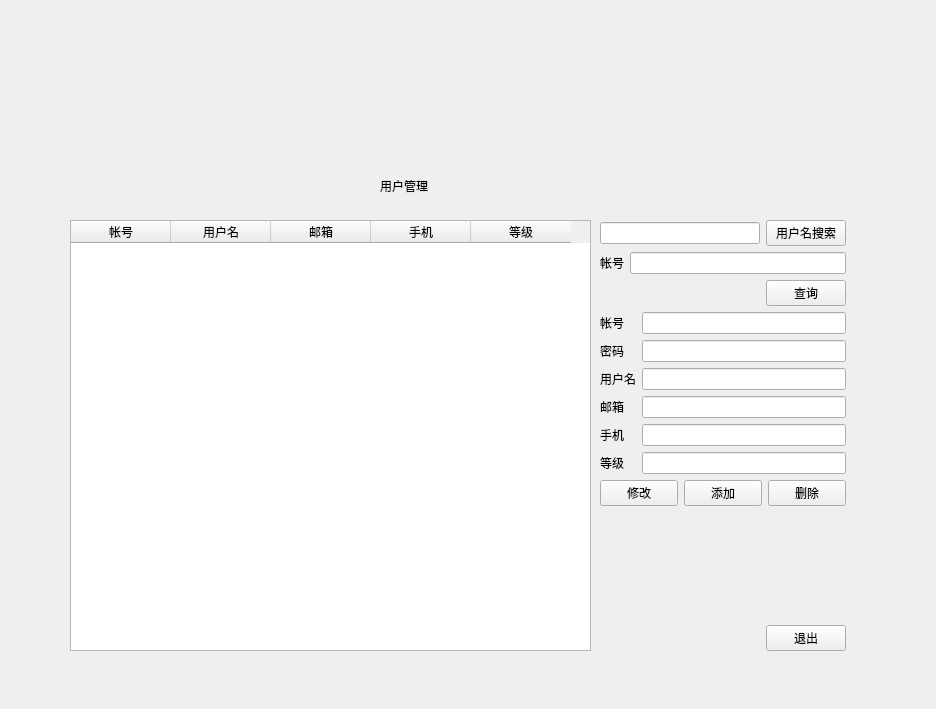
Qt form user_information.ui (lwher/Library-System) before a commit.
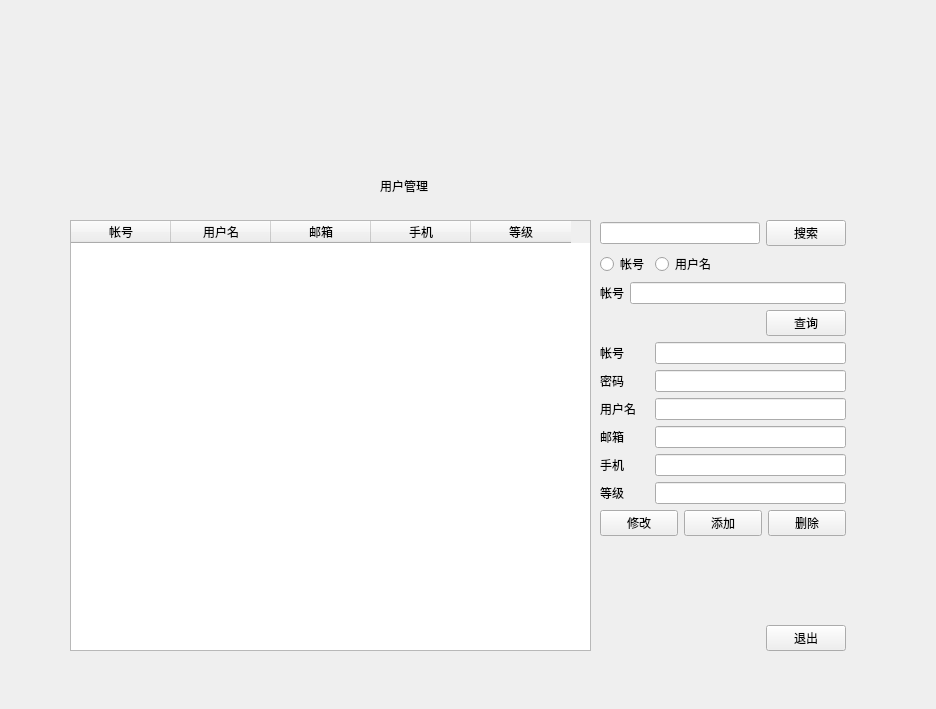
The same form after that commit. Icons and pictures are not drawn.

Diff of the .ui file:
```diff
--- a/user_information.ui
+++ b/user_information.ui
@@ -24,7 +24,7 @@
      </rect>
     </property>
     <layout class="QGridLayout" name="gridLayout_2">
-     <item row="13" column="0" colspan="2">
+     <item row="15" column="0" colspan="2">
       <layout class="QHBoxLayout" name="horizontalLayout_5">
        <item>
         <spacer name="horizontalSpacer_2">
@@ -48,7 +48,7 @@
        </item>
       </layout>
      </item>
-     <item row="10" column="0" colspan="2">
+     <item row="12" column="0" colspan="2">
       <layout class="QHBoxLayout" name="horizontalLayout">
        <item>
         <widget class="QPushButton" name="modify_but">
@@ -73,10 +73,10 @@
        </item>
       </layout>
      </item>
-     <item row="8" column="1">
+     <item row="10" column="1">
       <widget class="QLineEdit" name="phone_edit"/>
      </item>
-     <item row="4" column="0">
+     <item row="6" column="0">
       <widget class="QLabel" name="label">
        <property name="text">
         <string>帐号</string>
@@ -91,33 +91,33 @@
        <item>
         <widget class="QPushButton" name="search_but">
          <property name="text">
-          <string>用户名搜索</string>
+          <string>搜索</string>
          </property>
         </widget>
        </item>
       </layout>
      </item>
-     <item row="5" column="0">
+     <item row="7" column="0">
       <widget class="QLabel" name="label_2">
        <property name="text">
         <string>密码</string>
        </property>
       </widget>
      </item>
-     <item row="12" column="0" colspan="2">
+     <item row="14" column="0" colspan="2">
       <layout class="QHBoxLayout" name="horizontalLayout_4"/>
      </item>
-     <item row="7" column="0">
+     <item row="9" column="0">
       <widget class="QLabel" name="label_7">
        <property name="text">
         <string>邮箱</string>
        </property>
       </widget>
      </item>
-     <item row="9" column="1">
+     <item row="11" column="1">
       <widget class="QLineEdit" name="level_edit"/>
      </item>
-     <item row="3" column="1">
+     <item row="5" column="1">
       <layout class="QHBoxLayout" name="horizontalLayout_6">
        <item>
         <spacer name="horizontalSpacer">
@@ -141,23 +141,27 @@
        </item>
       </layout>
      </item>
-     <item row="5" column="1">
-      <widget class="QLineEdit" name="key_edit"/>
+     <item row="7" column="1">
+      <widget class="QLineEdit" name="key_edit">
+       <property name="echoMode">
+        <enum>QLineEdit::Password</enum>
+       </property>
+      </widget>
      </item>
-     <item row="4" column="1">
+     <item row="6" column="1">
       <widget class="QLineEdit" name="id_edit"/>
      </item>
-     <item row="8" column="0">
+     <item row="10" column="0">
       <widget class="QLabel" name="label_8">
        <property name="text">
         <string>手机</string>
        </property>
       </widget>
      </item>
-     <item row="6" column="1">
+     <item row="8" column="1">
       <widget class="QLineEdit" name="name_edit"/>
      </item>
-     <item row="11" column="0">
+     <item row="13" column="0">
       <spacer name="verticalSpacer">
        <property name="orientation">
         <enum>Qt::Vertical</enum>
@@ -170,14 +174,14 @@
        </property>
       </spacer>
      </item>
-     <item row="9" column="0">
+     <item row="11" column="0">
       <widget class="QLabel" name="label_5">
        <property name="text">
         <string>等级</string>
        </property>
       </widget>
      </item>
-     <item row="1" column="0" colspan="2">
+     <item row="3" column="0" colspan="2">
       <layout class="QHBoxLayout" name="horizontalLayout_3">
        <item>
         <widget class="QLabel" name="label_4">
@@ -191,16 +195,30 @@
        </item>
       </layout>
      </item>
-     <item row="6" column="0">
+     <item row="8" column="0">
       <widget class="QLabel" name="label_6">
        <property name="text">
         <string>用户名</string>
        </property>
       </widget>
      </item>
-     <item row="7" column="1">
+     <item row="9" column="1">
       <widget class="QLineEdit" name="email_edit"/>
      </item>
+     <item row="1" column="0">
+      <widget class="QRadioButton" name="user_id_but">
+       <property name="text">
+        <string>帐号</string>
+       </property>
+      </widget>
+     </item>
+     <item row="1" column="1">
+      <widget class="QRadioButton" name="user_name_but">
+       <property name="text">
+        <string>用户名</string>
+       </property>
+      </widget>
+     </item>
     </layout>
    </widget>
    <widget class="QTableWidget" name="user_table">
```
